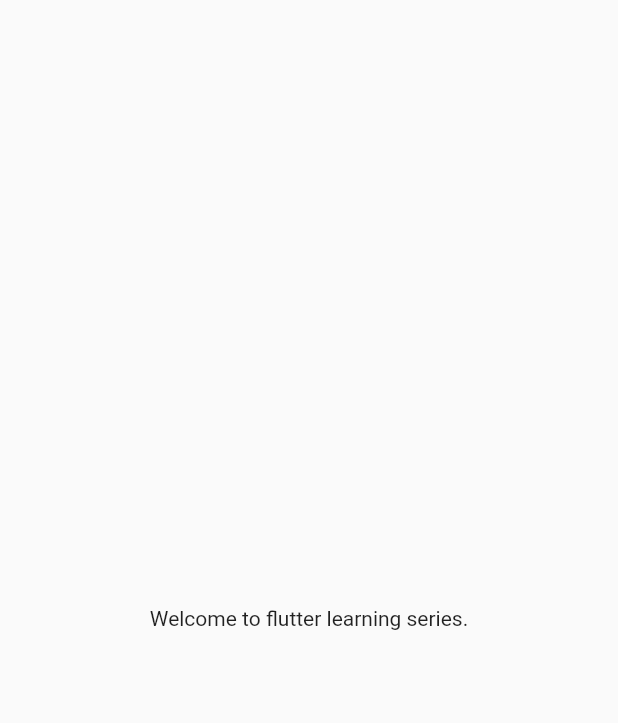
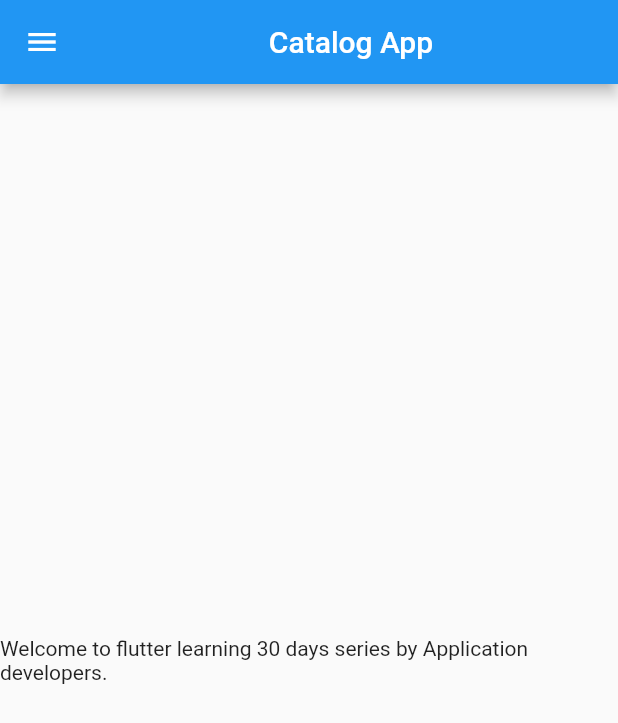
Before and after one commit to rabindra-dahal/Flutter-learning-catalog-app, a Flutter app: the screen it shows after launch, on a phone screen of 412 x 824 dp. Shown: the top 723 px of the screen. Run offline on Flutter 3.47's test engine with Material 2 defaults, Android fonts, the phone set to English and light mode, and no system bars.

Commit message:
day 2 completed

```diff
--- /dev/null
+++ b/lib/home_page.dart
@@ -0,0 +1,22 @@
+import 'package:flutter/material.dart';
+
+class HomePage extends StatelessWidget {
+  final int days = 30;
+  final String name = "Application developers";
+  @override
+  Widget build(BuildContext context) {
+    return Scaffold(
+      appBar: AppBar(
+        title: Center(
+          child: Text("Catalog App"),
+        ),
+      ),
+      body: Center(
+        child: Container(
+          child:Text("Welcome to flutter learning $days days series by $name."),
+        ),
+      ),
+      drawer: Drawer(),
+    );
+  }
+}
--- a/lib/main.dart
+++ b/lib/main.dart
@@ -1,22 +1,23 @@
 import 'package:flutter/material.dart';
+import 'package:learning_basics/home_page.dart';
 
 void main() {
   runApp(MyApp());
 }
 
 class MyApp extends StatelessWidget {
-  const MyApp({Key? key}) : super(key: key);
+  // const MyApp({Key? key}) : super(key: key);
+  double pi = 3.14;
+  bool isMale = true;
+  num temperature = 30.5;//takes both integer and double
+  var day = "Sunday"; //compile at runtime and resolve type
+  static const  gravity = 9.8; //constant like universal constants
+
 
   @override
   Widget build(BuildContext context) {
     return MaterialApp(
-      home:Material(
-        child: Center(
-          child: Container(
-            child:Text("Welcome to flutter learning series."),
-          ),
-        ),
-      )
+      home:HomePage()
     );
   }
 }
```
